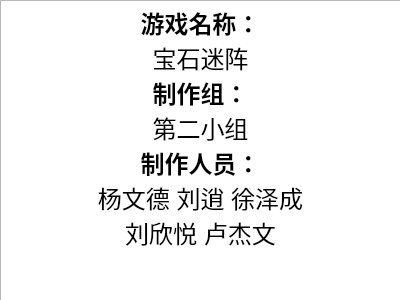
The window that CAboutDlg.ui (geniusaaaaaa1/Baoshi) describes before a commit, drawn with Qt 5.
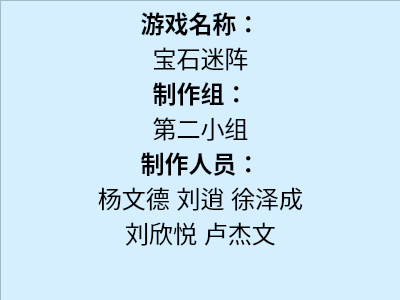
The same window after the commit.

The edit to the form file:
```diff
--- a/CAboutDlg.ui
+++ b/CAboutDlg.ui
@@ -22,6 +22,9 @@
      <height>301</height>
     </rect>
    </property>
+   <property name="styleSheet">
+    <string notr="true">background-color: rgb(213, 239, 255);</string>
+   </property>
    <property name="html">
     <string>&lt;!DOCTYPE HTML PUBLIC &quot;-//W3C//DTD HTML 4.0//EN&quot; &quot;http://www.w3.org/TR/REC-html40/strict.dtd&quot;&gt;
 &lt;html&gt;&lt;head&gt;&lt;meta name=&quot;qrichtext&quot; content=&quot;1&quot; /&gt;&lt;style type=&quot;text/css&quot;&gt;
```
